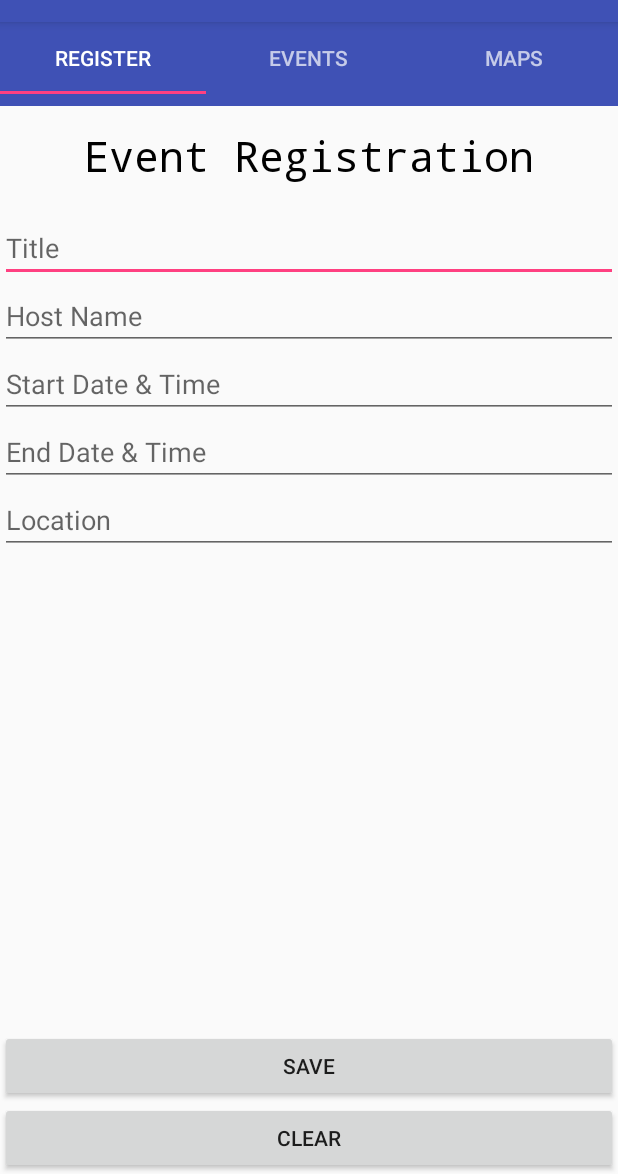
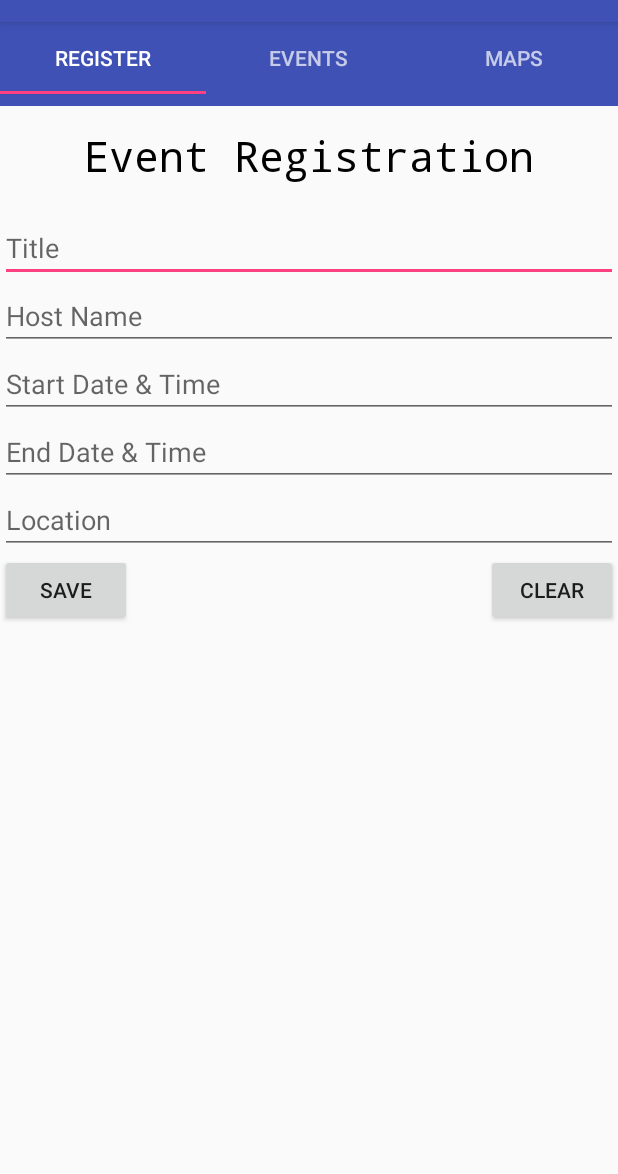
Before and after one commit to pravinkandala/Gathr-Android, an Android app: the screen it shows after launch (MainActivity), on a phone screen of 412 x 824 dp, the part 62-1236 px from its top. Run offline under Robolectric (Android 15) with nearby library versions, the phone set to English and light mode, and no system bars; 2 statements that could not run were skipped.

Commit message:
refactored registration form layouts

```diff
--- a/app/src/main/res/layout/activity_event_registration.xml
+++ b/app/src/main/res/layout/activity_event_registration.xml
@@ -1,10 +1,17 @@
-<RelativeLayout xmlns:android="http://schemas.android.com/apk/res/android"
+<ScrollView xmlns:android="http://schemas.android.com/apk/res/android"
     xmlns:tools="http://schemas.android.com/tools"
     android:layout_width="match_parent"
     android:layout_height="match_parent"
     android:windowSoftInputMode="stateHidden|adjustResize"
     tools:context="edu.niu.cs.z1761257.gathr.EventRegistration">
 
+    <RelativeLayout
+        android:layout_width="match_parent"
+        android:layout_height="match_parent">
+    <RelativeLayout
+        android:layout_width="match_parent"
+        android:layout_height="match_parent"
+        android:id="@+id/form_layout">
     <!-- TODO: Update blank fragment layout -->
     <TextView
         android:layout_width="wrap_content"
@@ -25,17 +32,15 @@
         android:layout_alignParentStart="true"
         android:hint="Title"
         android:layout_below="@+id/textView"
-        android:layout_centerHorizontal="true"
         android:layout_marginTop="20dp" />
 
     <EditText
         android:layout_width="match_parent"
         android:layout_height="wrap_content"
         android:id="@+id/hostNameEditText"
-        android:layout_alignParentStart="true"
         android:hint="Host Name"
         android:layout_below="@+id/titleEditText"
-        android:layout_centerHorizontal="true" />
+         />
 
     <EditText
         android:layout_width="match_parent"
@@ -44,42 +49,51 @@
         android:layout_alignParentEnd="true"
         android:hint="Start Date &amp; Time"
         android:layout_below="@+id/hostNameEditText"
-        android:layout_centerHorizontal="true" />
+        />
 
     <EditText
         android:layout_width="match_parent"
         android:layout_height="wrap_content"
         android:id="@+id/endDetailsEditText"
-        android:layout_alignParentStart="true"
         android:hint="End Date &amp; Time"
         android:layout_below="@+id/startDetailsEditText"
-        android:layout_centerHorizontal="true" />
+         />
 
     <EditText
         android:layout_width="match_parent"
         android:layout_height="wrap_content"
         android:id="@+id/locationEditText"
-        android:layout_alignParentStart="true"
         android:hint="Location"
         android:layout_below="@+id/endDetailsEditText"
-        android:layout_centerHorizontal="true" />
+        />
+
+    </RelativeLayout>
+
+    <RelativeLayout
+        android:layout_width="match_parent"
+        android:layout_height="match_parent"
+        android:layout_below="@+id/form_layout"
+        >
 
             <Button
-        android:layout_width="match_parent"
+                android:layout_width="wrap_content"
                 android:layout_height="wrap_content"
                 android:text="Save"
                 android:id="@+id/saveButton"
                 android:onClick="saveEvent"
-        android:layout_above="@+id/clearButton"
-        android:layout_alignParentStart="true" />
+                android:layout_alignParentLeft="true"
+               />
+
 
             <Button
-        android:layout_width="match_parent"
+                android:layout_width="wrap_content"
                 android:layout_height="wrap_content"
                 android:text="Clear"
                 android:id="@+id/clearButton"
                 android:onClick="clearEvent"
-        android:layout_alignParentBottom="true"
-        android:layout_alignParentStart="true" />
+                android:layout_alignParentRight="true"/>
 
     </RelativeLayout>
+    </RelativeLayout>
+
+</ScrollView>
```
Lines whose indentation alone changed are shown as unchanged.
